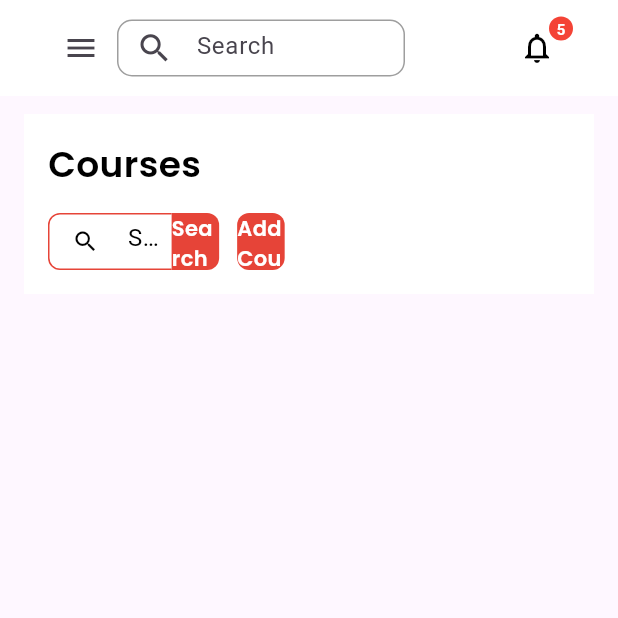
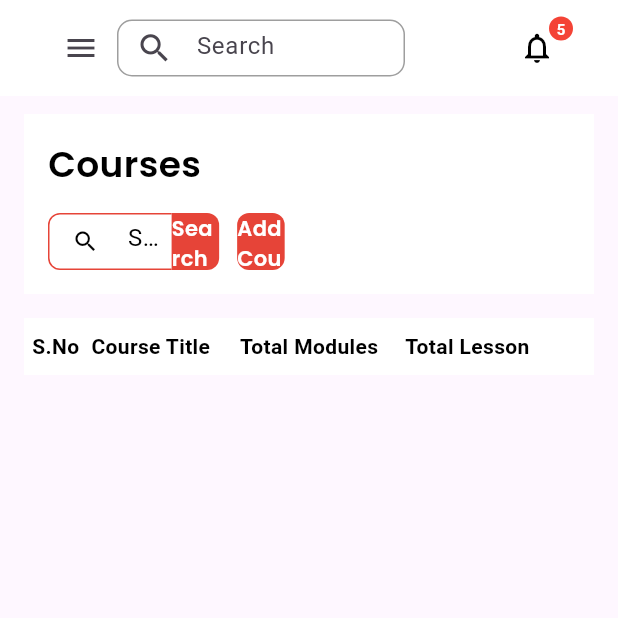
Before and after one commit to ba138/student_managment_system, a Flutter app: the CoursePage screen opened directly, on a phone screen of 412 x 824 dp, the top half of it. Run offline on Flutter 3.47's test engine with Material 3 defaults, Android fonts, the phone set to English and light mode, and no system bars; our stand-ins replace cloud_firestore, file_picker, firebase_core, firebase_storage, get, google_fonts; missing offline and left inert: dart:html; accounts and stored records are empty.

Commit message:
changes to develop the ui for courses

```diff
--- a/lib/Pages/Courses/course.dart
+++ b/lib/Pages/Courses/course.dart
@@ -195,7 +195,103 @@ class CoursePage extends StatelessWidget {
                                   ]),
                             ),
                           ),
-                        )
+                        ),
+                        Padding(
+                          padding: const EdgeInsets.all(16.0),
+                          child: Container(
+                            height: 38,
+                            width: MediaQuery.of(context).size.width,
+                            color: AppColors.secondryColor,
+                            child: const Row(
+                              children: [
+                                Expanded(
+                                  flex: 1,
+                                  child: Center(
+                                    child: Text(
+                                      'S.No',
+                                      style: TextStyle(
+                                        fontWeight: FontWeight.bold,
+                                        color: Colors.black,
+                                      ),
+                                    ),
+                                  ),
+                                ),
+                                Expanded(
+                                  flex: 2,
+                                  child: Center(
+                                    child: Text(
+                                      'Course Title',
+                                      style: TextStyle(
+                                        fontWeight: FontWeight.bold,
+                                        color: Colors.black,
+                                      ),
+                                    ),
+                                  ),
+                                ),
+                                Expanded(
+                                  flex: 3,
+                                  child: Center(
+                                    child: Text(
+                                      'Total Modules',
+                                      style: TextStyle(
+                                        fontWeight: FontWeight.bold,
+                                        color: Colors.black,
+                                      ),
+                                    ),
+                                  ),
+                                ),
+                                Expanded(
+                                  flex: 2,
+                                  child: Center(
+                                    child: Text(
+                                      'Total Lesson',
+                                      style: TextStyle(
+                                        fontWeight: FontWeight.bold,
+                                        color: Colors.black,
+                                      ),
+                                    ),
+                                  ),
+                                ),
+                                // Expanded(
+                                //   flex: 2,
+                                //   child: Center(
+                                //     child: Text(
+                                //       'Date of Birth',
+                                //       style: TextStyle(
+                                //         fontWeight: FontWeight.bold,
+                                //         color: Colors.black,
+                                //       ),
+                                //     ),
+                                //   ),
+                                // ),
+                                // Expanded(
+                                //   flex: 1,
+                                //   child: Center(
+                                //     child: Text(
+                                //       'Status',
+                                //       style: TextStyle(
+                                //         fontWeight: FontWeight.bold,
+                                //         color: Colors.black,
+                                //       ),
+                                //     ),
+                                //   ),
+                                // ),
+                                Expanded(
+                                  flex: 1,
+                                  child: Center(
+                                    child: Text(
+                                      'Phone Number',
+                                      style: TextStyle(
+                                        fontWeight: FontWeight.bold,
+                                        color: Colors.transparent,
+                                      ),
+                                    ),
+                                  ),
+                                ),
+                              ],
+                            ),
+                          ),
+                        ),
                       ]),
                     ),
                   ),
```
